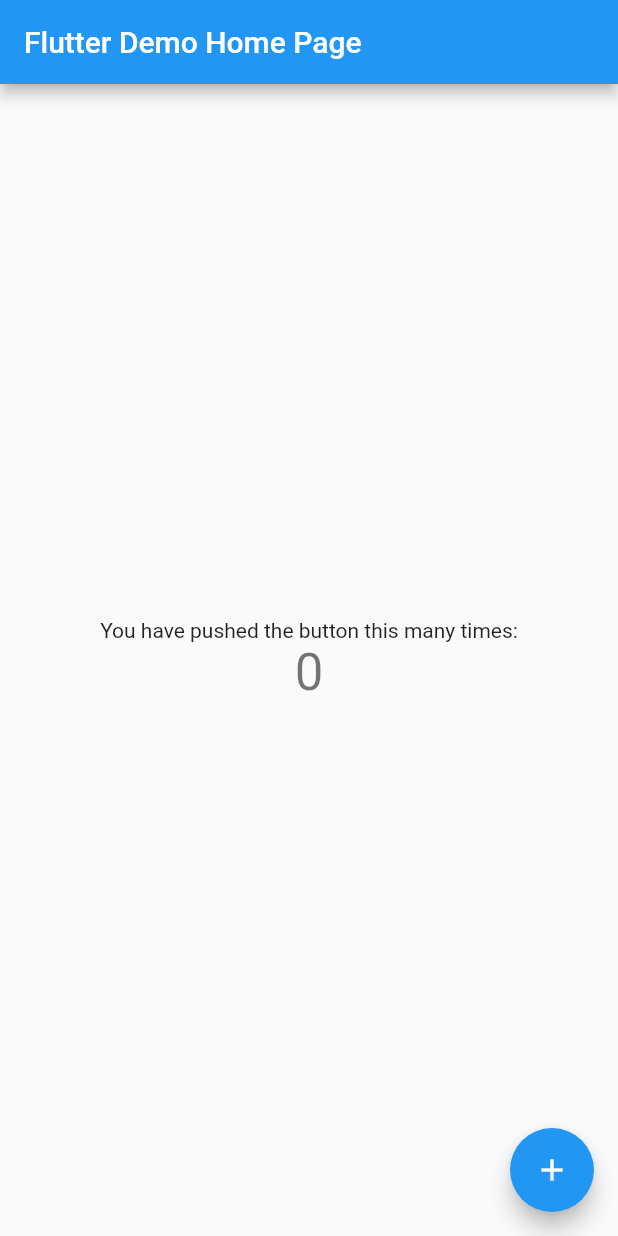
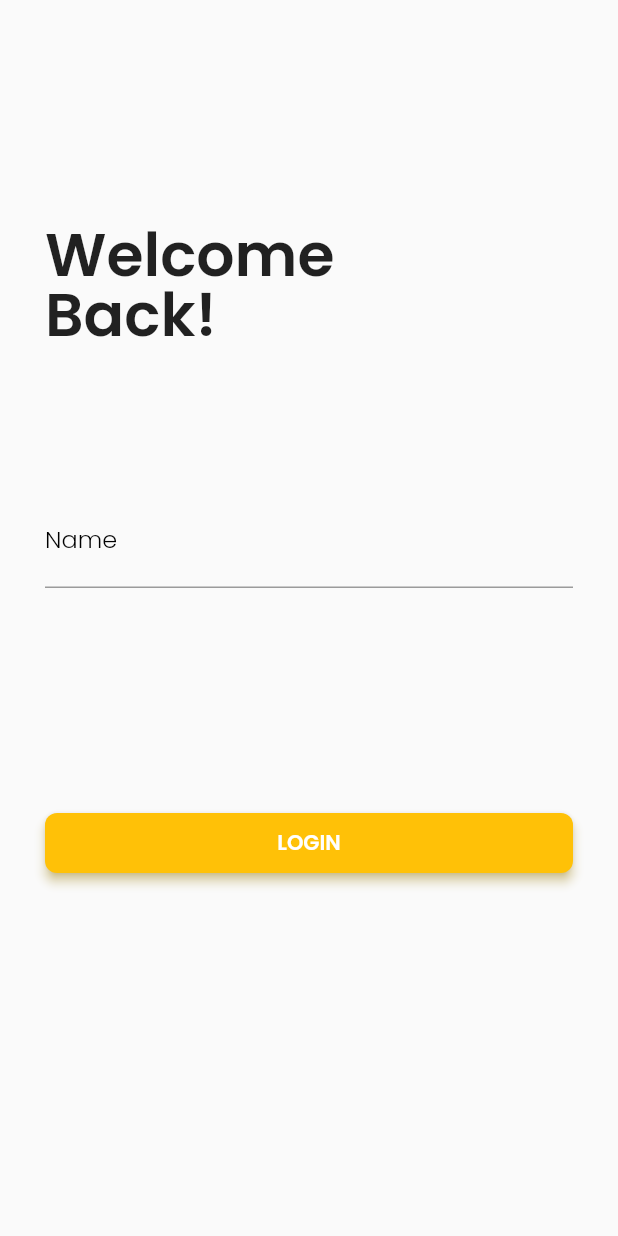
Before and after one commit to rizqitsani/dicoding-flutter, a Flutter app: the screen it shows after launch, on a phone screen of 412 x 824 dp. Run offline on Flutter 3.47's test engine with Material 2 defaults, Android fonts, the phone set to English and light mode, and no system bars.

Commit message:
add login page

```diff
--- /dev/null
+++ b/lib/login.dart
@@ -0,0 +1,90 @@
+import 'package:flutter/material.dart';
+
+class Login extends StatelessWidget {
+  @override
+  Widget build(BuildContext context) {
+    return new Scaffold(
+        resizeToAvoidBottomPadding: false,
+        body: Padding(
+          padding: EdgeInsets.symmetric(horizontal: 30.0),
+          child: Column(
+            crossAxisAlignment: CrossAxisAlignment.start,
+            children: <Widget>[
+              SizedBox(
+                height: 140.0,
+              ),
+              Container(
+                child: Stack(
+                  children: <Widget>[
+                    Container(
+                      child: Text(
+                        'Welcome',
+                        style: TextStyle(
+                          fontSize: 40.0,
+                          fontWeight: FontWeight.w600,
+                        ),
+                      ),
+                    ),
+                    Container(
+                      padding: EdgeInsets.fromLTRB(0.0, 40.0, 0.0, 0.0),
+                      child: Text(
+                        'Back!',
+                        style: TextStyle(
+                          fontSize: 40.0,
+                          fontWeight: FontWeight.w600,
+                        ),
+                      ),
+                    ),
+                  ],
+                ),
+              ),
+              SizedBox(
+                height: 90.0,
+              ),
+              Container(
+                child: Column(
+                  children: <Widget>[
+                    TextField(
+                      decoration: InputDecoration(
+                        labelText: 'Name',
+                        labelStyle: TextStyle(
+                          fontWeight: FontWeight.w300,
+                          color: Colors.black,
+                        ),
+                        focusedBorder: UnderlineInputBorder(
+                          borderSide: BorderSide(
+                            color: Colors.black,
+                          ),
+                        ),
+                      ),
+                    ),
+                    SizedBox(height: 150.0),
+                    Container(
+                      height: 40.0,
+                      child: Material(
+                        borderRadius: BorderRadius.circular(8.0),
+                        shadowColor: Colors.amberAccent,
+                        color: Colors.amber,
+                        elevation: 3.0,
+                        child: GestureDetector(
+                          onTap: () {},
+                          child: Center(
+                            child: Text(
+                              'LOGIN',
+                              style: TextStyle(
+                                color: Colors.white,
+                                fontWeight: FontWeight.w600,
+                              ),
+                            ),
+                          ),
+                        ),
+                      ),
+                    ),
+                  ],
+                ),
+              ),
+            ],
+          ),
+        ));
+  }
+}
--- a/lib/main.dart
+++ b/lib/main.dart
@@ -1,117 +1,20 @@
 import 'package:flutter/material.dart';
+import 'package:submission_app/login.dart';
 
 void main() {
   runApp(MyApp());
 }
 
 class MyApp extends StatelessWidget {
-  // This widget is the root of your application.
   @override
   Widget build(BuildContext context) {
     return MaterialApp(
       title: 'Flutter Demo',
       theme: ThemeData(
-        // This is the theme of your application.
-        //
-        // Try running your application with "flutter run". You'll see the
-        // application has a blue toolbar. Then, without quitting the app, try
-        // changing the primarySwatch below to Colors.green and then invoke
-        // "hot reload" (press "r" in the console where you ran "flutter run",
-        // or simply save your changes to "hot reload" in a Flutter IDE).
-        // Notice that the counter didn't reset back to zero; the application
-        // is not restarted.
-        primarySwatch: Colors.blue,
-        // This makes the visual density adapt to the platform that you run
-        // the app on. For desktop platforms, the controls will be smaller and
-        // closer together (more dense) than on mobile platforms.
+        fontFamily: 'Poppins',
         visualDensity: VisualDensity.adaptivePlatformDensity,
       ),
-      home: MyHomePage(title: 'Flutter Demo Home Page'),
+      home: Login(),
     );
   }
 }
-
-class MyHomePage extends StatefulWidget {
-  MyHomePage({Key key, this.title}) : super(key: key);
-
-  // This widget is the home page of your application. It is stateful, meaning
-  // that it has a State object (defined below) that contains fields that affect
-  // how it looks.
-
-  // This class is the configuration for the state. It holds the values (in this
-  // case the title) provided by the parent (in this case the App widget) and
-  // used by the build method of the State. Fields in a Widget subclass are
-  // always marked "final".
-
-  final String title;
-
-  @override
-  _MyHomePageState createState() => _MyHomePageState();
-}
-
-class _MyHomePageState extends State<MyHomePage> {
-  int _counter = 0;
-
-  void _incrementCounter() {
-    setState(() {
-      // This call to setState tells the Flutter framework that something has
-      // changed in this State, which causes it to rerun the build method below
-      // so that the display can reflect the updated values. If we changed
-      // _counter without calling setState(), then the build method would not be
-      // called again, and so nothing would appear to happen.
-      _counter++;
-    });
-  }
-
-  @override
-  Widget build(BuildContext context) {
-    // This method is rerun every time setState is called, for instance as done
-    // by the _incrementCounter method above.
-    //
-    // The Flutter framework has been optimized to make rerunning build methods
-    // fast, so that you can just rebuild anything that needs updating rather
-    // than having to individually change instances of widgets.
-    return Scaffold(
-      appBar: AppBar(
-        // Here we take the value from the MyHomePage object that was created by
-        // the App.build method, and use it to set our appbar title.
-        title: Text(widget.title),
-      ),
-      body: Center(
-        // Center is a layout widget. It takes a single child and positions it
-        // in the middle of the parent.
-        child: Column(
-          // Column is also a layout widget. It takes a list of children and
-          // arranges them vertically. By default, it sizes itself to fit its
-          // children horizontally, and tries to be as tall as its parent.
-          //
-          // Invoke "debug painting" (press "p" in the console, choose the
-          // "Toggle Debug Paint" action from the Flutter Inspector in Android
-          // Studio, or the "Toggle Debug Paint" command in Visual Studio Code)
-          // to see the wireframe for each widget.
-          //
-          // Column has various properties to control how it sizes itself and
-          // how it positions its children. Here we use mainAxisAlignment to
-          // center the children vertically; the main axis here is the vertical
-          // axis because Columns are vertical (the cross axis would be
-          // horizontal).
-          mainAxisAlignment: MainAxisAlignment.center,
-          children: <Widget>[
-            Text(
-              'You have pushed the button this many times:',
-            ),
-            Text(
-              '$_counter',
-              style: Theme.of(context).textTheme.headline4,
-            ),
-          ],
-        ),
-      ),
-      floatingActionButton: FloatingActionButton(
-        onPressed: _incrementCounter,
-        tooltip: 'Increment',
-        child: Icon(Icons.add),
-      ), // This trailing comma makes auto-formatting nicer for build methods.
-    );
-  }
-}
```
